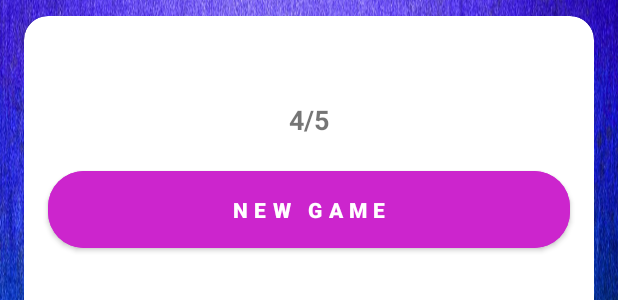
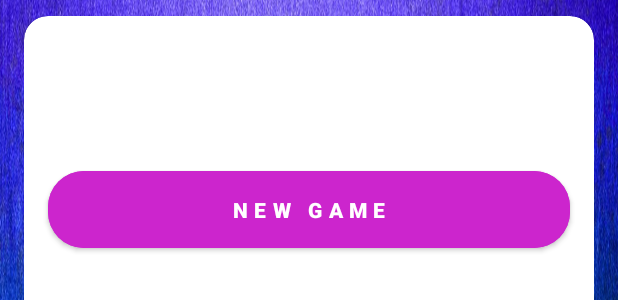
Before and after one commit to RuslanJoldasbaev/LogoCarQuiz, an Android app: the layout activity_result.xml on its own in the app's theme, with its tools: preview values and no code run, on a phone screen of 412 x 824 dp. Shown: the part 548-848 px from the top of the screen. Run offline under Robolectric (Android 15) with nearby library versions, the phone set to English and light mode, and no system bars.

```diff
--- a/app/src/main/res/layout/activity_result.xml
+++ b/app/src/main/res/layout/activity_result.xml
@@ -51,9 +51,9 @@
                     android:layout_height="wrap_content"
                     android:layout_marginTop="@dimen/margin_16"
                     android:gravity="center"
-                    android:text="4/5"
-                    android:textSize="18dp"
-                    android:textStyle="bold" />
+                    android:textSize="@dimen/text_size_18"
+                    android:textStyle="bold"
+                    tools:ignore="SpUsage" />
 
                 <com.google.android.material.button.MaterialButton
                     android:id="@+id/btn_new"
--- a/app/src/main/res/values/dimens.xml
+++ b/app/src/main/res/values/dimens.xml
@@ -7,4 +7,5 @@
     <dimen name="text_size_16">16dp</dimen>
     <dimen name="padding_12">12dp</dimen>
     <dimen name="padding_10">10dp</dimen>
+    <dimen name="text_size_18">18dp</dimen>
 </resources>
```
Also changed, not shown: app/src/main/res/layout/activity_game.xml (+6 -3 lines).
